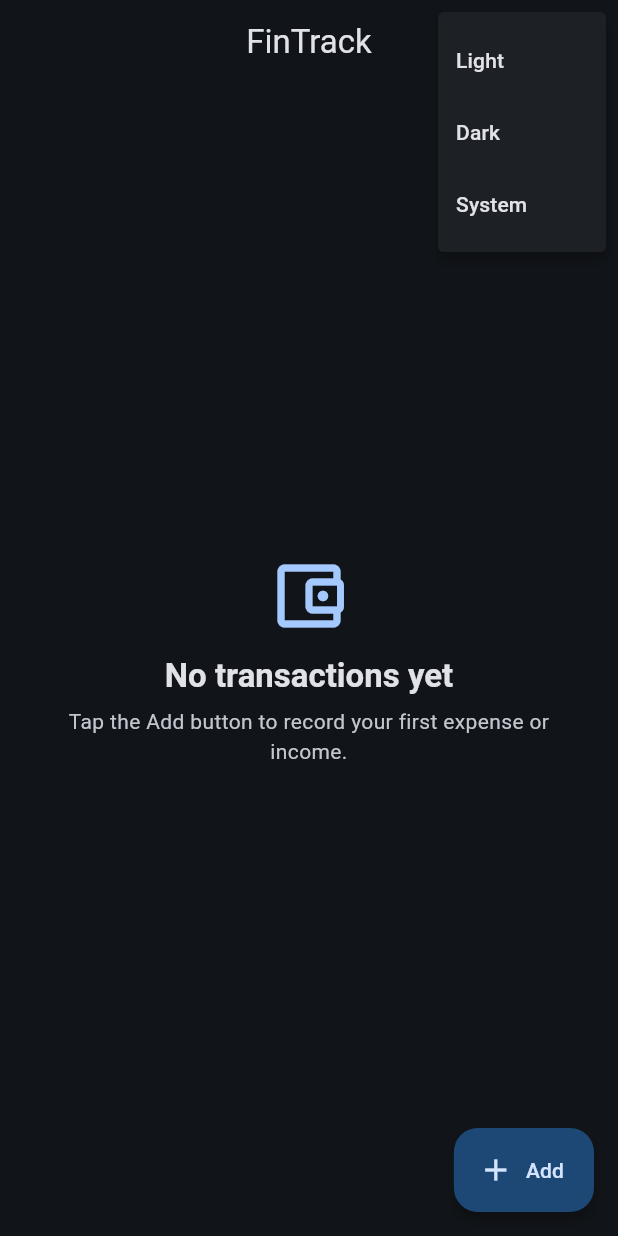
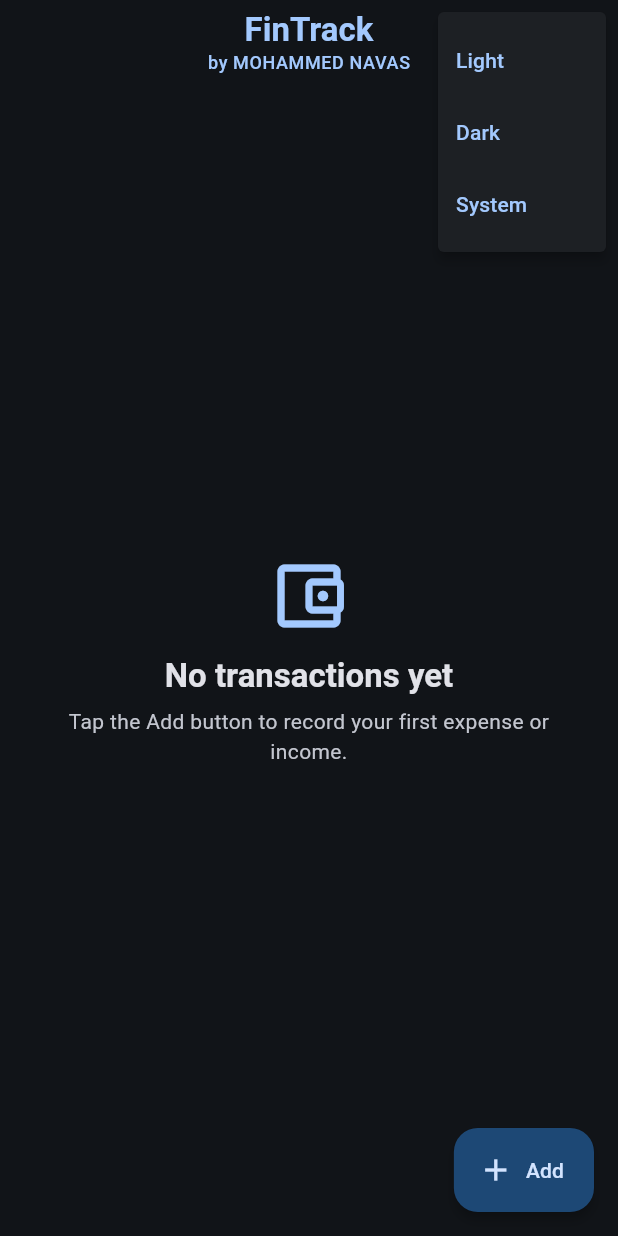
Before and after one commit to Navaskt/fin_track, a Flutter app: the screen it shows after launch, after a tap on the "brightness 6" icon, on a phone screen of 412 x 824 dp. Run offline on Flutter 3.47's test engine with Material 3 defaults, Android fonts, the phone set to English and light mode, and no system bars; our stand-ins replace flutter_hooks, flutter_riverpod, freezed_annotation, go_router, hive, hive_flutter and 1 more; accounts and stored records are empty.

Commit message:
Enhance UI of language and theme selectors; update icon colors to match theme and improve text styling in home page title

```diff
--- a/lib/core/widgets/theme_selector.dart
+++ b/lib/core/widgets/theme_selector.dart
@@ -9,13 +9,32 @@ class ThemeSelector extends ConsumerWidget {
 
   @override
   Widget build(BuildContext context, WidgetRef ref) {
+    final cs = Theme.of(context).colorScheme;
     return PopupMenuButton(
       tooltip: context.loc.themeMenu,
-      icon: const Icon(Icons.brightness_6_outlined),
+      icon: Icon(Icons.brightness_6_outlined, color: cs.primary),
       itemBuilder: (_) => [
-        PopupMenuItem(value: 'light', child: Text(context.loc.themeLight)),
-        PopupMenuItem(value: 'dark', child: Text(context.loc.themeDark)),
-        PopupMenuItem(value: 'system', child: Text(context.loc.themeSystem)),
+        PopupMenuItem(
+          value: 'light',
+          child: Text(
+            context.loc.themeLight,
+            style: TextStyle(color: cs.primary),
+          ),
+        ),
+        PopupMenuItem(
+          value: 'dark',
+          child: Text(
+            context.loc.themeDark,
+            style: TextStyle(color: cs.primary),
+          ),
+        ),
+        PopupMenuItem(
+          value: 'system',
+          child: Text(
+            context.loc.themeSystem,
+            style: TextStyle(color: cs.primary),
+          ),
+        ),
       ],
       onSelected: (v) {
         final notifier = ref.read(themeModeProvider.notifier);
--- a/lib/features/transactions/presentation/pages/home_page.dart
+++ b/lib/features/transactions/presentation/pages/home_page.dart
@@ -16,7 +16,24 @@ class HomePage extends ConsumerWidget {
     return Scaffold(
       backgroundColor: cs.surface,
       appBar: AppBar(
-        title: Text(context.loc.appTitle),
+        title: Column(
+          children: [
+            Text(
+              context.loc.appTitle,
+              style: Theme.of(context).textTheme.titleLarge?.copyWith(
+                color: cs.primary,
+                fontWeight: FontWeight.bold,
+              ),
+            ),
+            Text(
+              'by MOHAMMED NAVAS',
+              style: Theme.of(context).textTheme.bodySmall?.copyWith(
+                color: cs.primary,
+                fontWeight: FontWeight.w500,
+              ),
+            ),
+          ],
+        ),
         centerTitle: true,
         elevation: 0,
         scrolledUnderElevation: 2,
```
Also changed, not shown: lib/core/widgets/language_selector.dart (+15 -5 lines).
